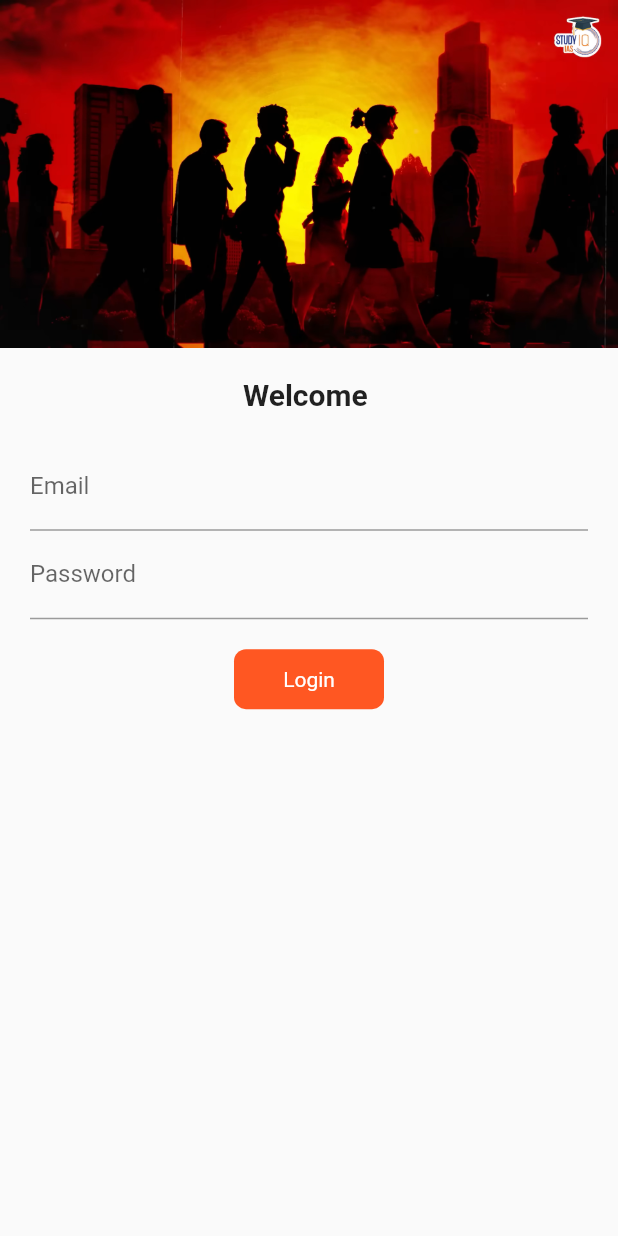
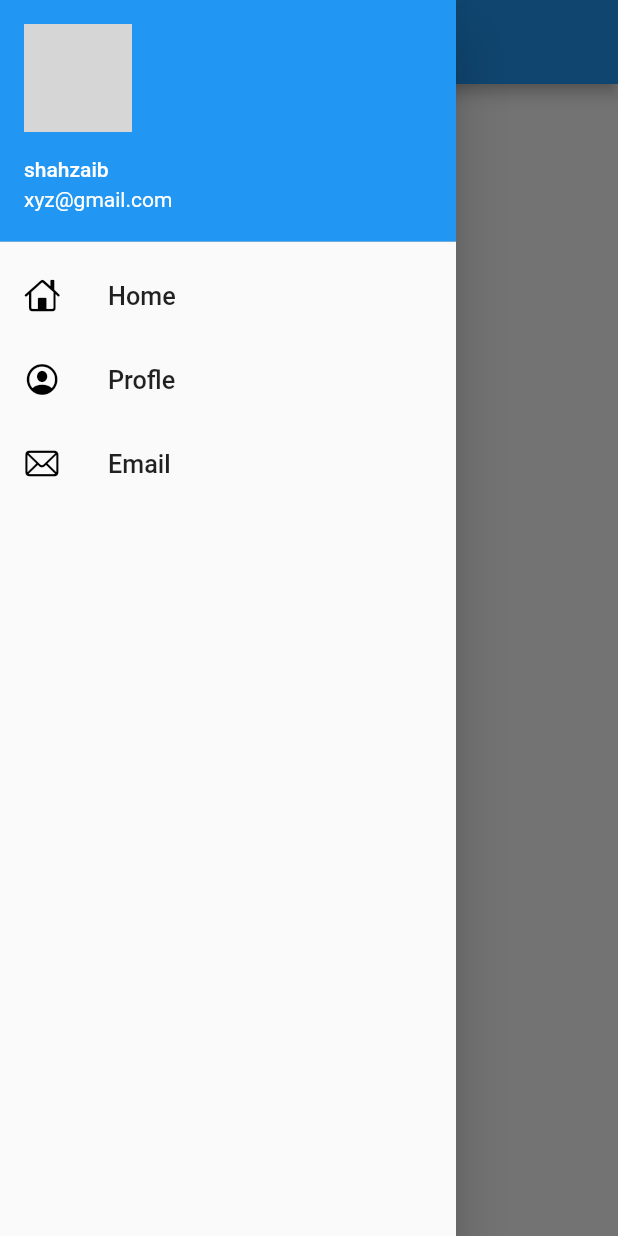
Before and after one commit to DevByShahzaib/flutter-cart, a Flutter app: the screen it shows after launch, with the side drawer open (before the commit the screen has no drawer), on a phone screen of 412 x 824 dp. Run offline on Flutter 3.47's test engine with Material 2 defaults, Android fonts, the phone set to English and light mode, and no system bars; network calls fail; grey boxes are pictures that could not be loaded.

Commit message:
day9 completed

```diff
--- a/lib/main.dart
+++ b/lib/main.dart
@@ -23,7 +23,7 @@ class MyApp extends StatelessWidget {
     return MaterialApp(
       debugShowCheckedModeBanner: false,
       // home: HomeScreen(),
-      initialRoute: "/login",
+      initialRoute: MyRoutes.homeRoute,
       routes: {
         "/": (context) => LoginScreen(),
         MyRoutes.homeRoute: (context) => HomeScreen(),
--- a/lib/pages/home_page.dart
+++ b/lib/pages/home_page.dart
@@ -1,4 +1,5 @@
 import 'package:flutter/material.dart';
+import 'package:flutter_application_1/widgets/drawer.dart';
 
 class HomeScreen extends StatelessWidget {
   const HomeScreen({super.key});
@@ -11,7 +12,7 @@ class HomeScreen extends StatelessWidget {
         centerTitle: true,
       ),
       body: Center(child: Text("Welcome to 30 days of flutter")),
-      drawer: Drawer(),
+      drawer: MyDrawer(),
     );
   }
 }
--- a/lib/pages/login_page.dart
+++ b/lib/pages/login_page.dart
@@ -66,7 +66,6 @@ class _LoginScreenState extends State<LoginScreen> {
                         return null;
                       },
                       onChanged: (value) {
-                        name = value;
                         setState(() {});
                       },
                     ),
--- /dev/null
+++ b/lib/widgets/drawer.dart
@@ -0,0 +1,60 @@
+import 'package:flutter/cupertino.dart';
+import 'package:flutter/material.dart';
+
+class MyDrawer extends StatelessWidget {
+  const MyDrawer({super.key});
+
+  @override
+  Widget build(BuildContext context) {
+    final networkImage =
+        'https://mir-s3-cdn-cf.behance.net/projects/404/eca7a6152238497.631a311f6c8f3.png';
+    return Drawer(
+      child: Container(
+        child: ListView(
+          children: [
+            DrawerHeader(
+                padding: EdgeInsets.zero,
+                child: UserAccountsDrawerHeader(
+                  margin: EdgeInsets.zero,
+                  accountName: Text('shahzaib'),
+                  accountEmail: Text('xyz@gmail.com'),
+                  currentAccountPicture: CircleAvatar(
+                    backgroundImage: NetworkImage(networkImage),
+                  ),
+                )),
+            ListTile(
+              leading: Icon(
+                CupertinoIcons.home,
+                color: Colors.black,
+              ),
+              title: Text(
+                'Home',
+                textScaleFactor: 1.2,
+              ),
+            ),
+            ListTile(
+              leading: Icon(
+                CupertinoIcons.profile_circled,
+                color: Colors.black,
+              ),
+              title: Text(
+                'Profle',
+                textScaleFactor: 1.2,
+              ),
+            ),
+            ListTile(
+              leading: Icon(
+                CupertinoIcons.mail,
+                color: Colors.black,
+              ),
+              title: Text(
+                'Email',
+                textScaleFactor: 1.2,
+              ),
+            )
+          ],
+        ),
+      ),
+    );
+  }
+}
```
